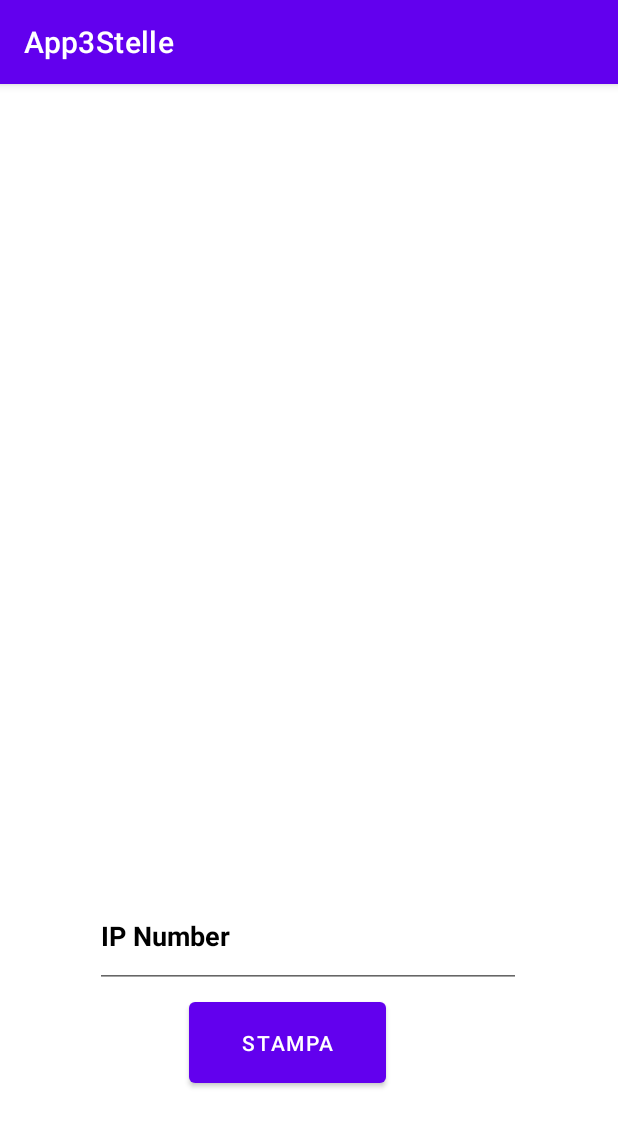
After one commit to kanoch/3Stelle-Beach, an Android app: the provaResoconto screen opened directly, with no data from a screen before it, on a phone screen of 412 x 824 dp. The commit adds this screen. Shown: the top 1127 px of the screen. Run offline under Robolectric (Android 15) with nearby library versions, the phone set to English and light mode, and no system bars; our stand-ins replace Firebase (no records; nobody signed in at launch, a user with empty details on screens opened directly).

Commit message:
Aggiunto stampa di prova per test

```diff
--- a/app/build.gradle.kts
+++ b/app/build.gradle.kts
@@ -48,6 +48,7 @@ dependencies {
     implementation("com.google.firebase:firebase-database:20.3.0")
     implementation("com.google.firebase:firebase-auth:22.3.1")
     implementation ("com.google.code.gson:gson:2.8.8")
+    implementation(files("libs\\customandroidapi.jar"))
     testImplementation("junit:junit:4.13.2")
     androidTestImplementation("androidx.test.ext:junit:1.1.5")
     androidTestImplementation("androidx.test.espresso:espresso-core:3.5.1")
--- /dev/null
+++ b/app/src/main/res/layout/driks_resume_bar_layout.xml
@@ -0,0 +1,45 @@
+<?xml version="1.0" encoding="utf-8"?>
+<androidx.constraintlayout.widget.ConstraintLayout xmlns:android="http://schemas.android.com/apk/res/android"
+    xmlns:app="http://schemas.android.com/apk/res-auto"
+    xmlns:tools="http://schemas.android.com/tools"
+    android:layout_width="match_parent"
+    android:layout_height="match_parent">
+
+    <androidx.recyclerview.widget.RecyclerView
+        android:id="@+id/listDrinks"
+        android:layout_width="407dp"
+        android:layout_height="481dp"
+        android:layout_marginBottom="46dp"
+        app:layout_constraintBottom_toTopOf="@+id/editTextIp"
+        app:layout_constraintEnd_toEndOf="parent"
+        app:layout_constraintStart_toStartOf="parent"
+        app:layout_constraintTop_toTopOf="parent" />
+
+    <Button
+        android:id="@+id/buttonStampa"
+        android:layout_width="131dp"
+        android:layout_height="66dp"
+        android:layout_marginBottom="96dp"
+        android:onClick="onPrintText"
+        android:text="Stampa"
+        app:layout_constraintBottom_toBottomOf="parent"
+        app:layout_constraintEnd_toEndOf="parent"
+        app:layout_constraintHorizontal_bias="0.45"
+        app:layout_constraintStart_toStartOf="parent" />
+
+    <EditText
+        android:id="@+id/editTextIp"
+        android:layout_width="284dp"
+        android:layout_height="69dp"
+        android:ems="10"
+        android:inputType="text"
+        android:text="IP Number"
+        android:textAlignment="textStart"
+        android:textColor="@color/black"
+        android:textStyle="bold"
+        app:layout_constraintBottom_toTopOf="@+id/buttonStampa"
+        app:layout_constraintEnd_toEndOf="parent"
+        app:layout_constraintHorizontal_bias="0.496"
+        app:layout_constraintStart_toStartOf="parent"
+        app:layout_constraintTop_toBottomOf="@+id/listDrinks" />
+</androidx.constraintlayout.widget.ConstraintLayout>
--- a/app/src/main/res/layout/fragment_home.xml
+++ b/app/src/main/res/layout/fragment_home.xml
@@ -21,6 +21,12 @@
             android:layout_height="wrap_content"
             android:gravity="center"
             android:orientation="vertical">
+
+            <Button
+                android:id="@+id/buttonProvona"
+                android:layout_width="match_parent"
+                android:layout_height="wrap_content"
+                android:text="Button" />
 
             <androidx.cardview.widget.CardView
                 android:id="@+id/CardLettini"
```
Also changed, not shown: app/src/main/java/com/example/app3stelle/ui/Drinks/provaResoconto.java (added, +180 -0 lines), app/src/main/java/com/example/app3stelle/ui/home/HomeFragment.java (+9 -0 lines), app/libs/customandroidapi.jar (added), app/src/main/res/drawable/beach.jpg (added), app/src/main/res/drawable/gin_lemon.png (added), app/src/main/res/drawable/gin_tonic.png (added), app/src/main/res/drawable/long_island.png (added), app/src/main/res/drawable/margarita.png (added), app/src/main/res/drawable/mojito.png (added), app/src/main/res/drawable/moscow_mule.png (added), app/src/main/res/drawable/negroni.png (added), app/src/main/res/drawable/spritz.png (added).
